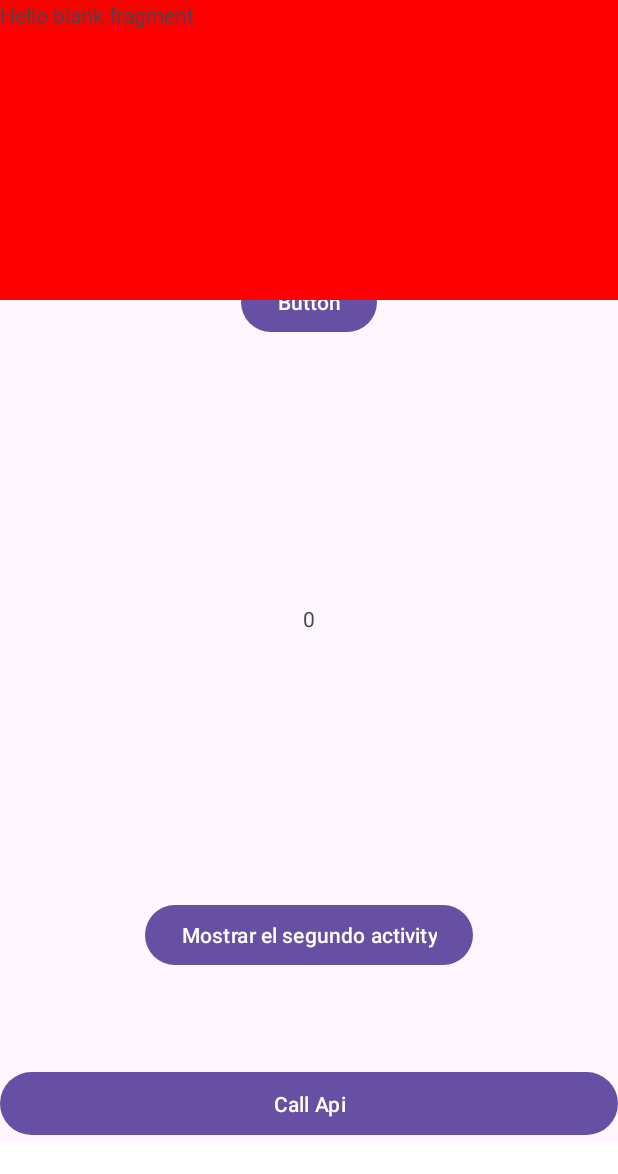
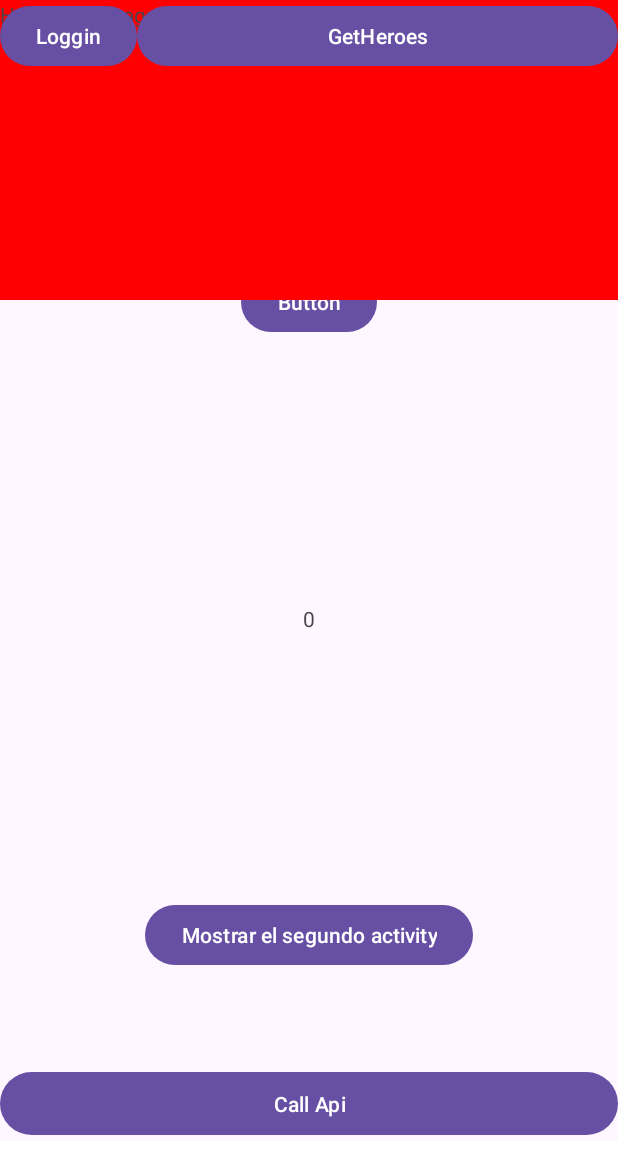
Before and after one commit to CristianHernan92/KeepCoding-AndroidFundamentos, an Android app: the screen it shows after launch (MainActivity), on a phone screen of 412 x 824 dp. Shown: the top 1174 px of the screen. Run offline under Robolectric (Android 15) with nearby library versions, the phone set to English and light mode, and no system bars.

```diff
--- a/ResumenPracticadeloexplicadoenlasclases/app/src/main/res/layout/activity_main.xml
+++ b/ResumenPracticadeloexplicadoenlasclases/app/src/main/res/layout/activity_main.xml
@@ -79,4 +79,23 @@
         app:layout_constraintEnd_toEndOf="parent"
         ></TextView>
 
+    <Button
+        android:id="@+id/button_loggin"
+        android:layout_width="0dp"
+        android:layout_height="wrap_content"
+        android:text="Loggin"
+        app:layout_constraintStart_toStartOf="parent">
+
+    </Button>
+
+    <Button
+        android:id="@+id/button_getHeroes"
+        android:layout_width="0dp"
+        android:layout_height="wrap_content"
+        android:text="GetHeroes"
+        app:layout_constraintEnd_toEndOf="parent"
+        app:layout_constraintStart_toEndOf="@+id/button_loggin">
+
+    </Button>
+
 </androidx.constraintlayout.widget.ConstraintLayout>
```
Also changed, not shown: ResumenPracticadeloexplicadoenlasclases/app/src/main/java/com/example/resumenpracticadeloexplicadoenlasclases/HeroDto.kt (added, +9 -0 lines), ResumenPracticadeloexplicadoenlasclases/app/src/main/java/com/example/resumenpracticadeloexplicadoenlasclases/MainActivity.kt (+15 -5 lines), ResumenPracticadeloexplicadoenlasclases/app/src/main/java/com/example/resumenpracticadeloexplicadoenlasclases/MainActivityViewModel.kt (+63 -5 lines).
